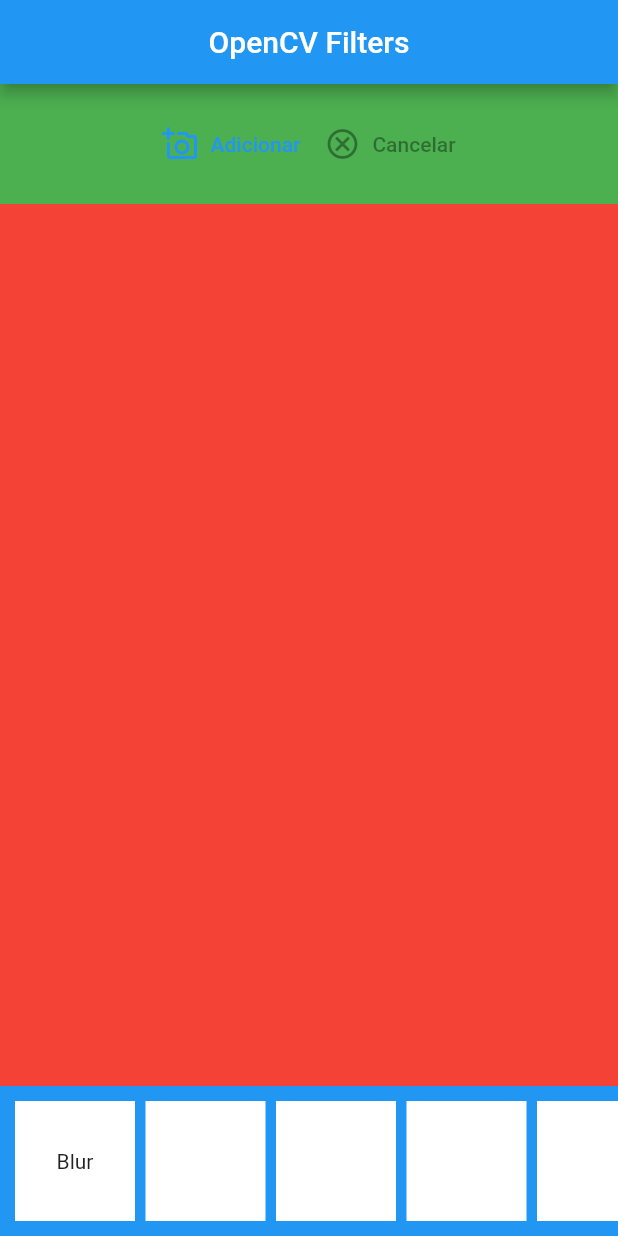
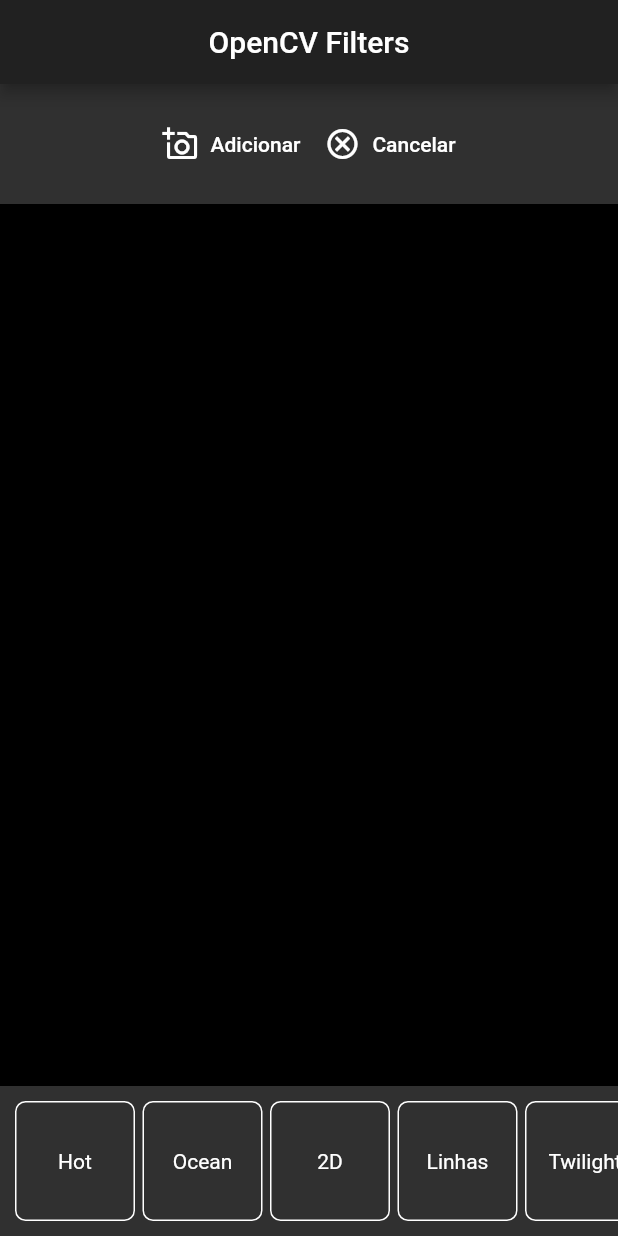
Before and after one commit to Gamebielo/Flutter_OpenCV_Filters, a Flutter app: the screen it shows after launch, on a phone screen of 412 x 824 dp. Run offline on Flutter 3.47's test engine with Material 2 defaults, Android fonts, the phone set to English and light mode, and no system bars; our stand-ins replace image_picker; missing offline and left inert: opencv.

Commit message:
Add Filters
• Adicionado mais filtros

```diff
--- a/lib/home.dart
+++ b/lib/home.dart
@@ -1,6 +1,7 @@
 import 'dart:io';
 
 import 'package:flutter/material.dart';
+import 'package:flutter_opencv/filters.dart';
 import 'package:image_picker/image_picker.dart';
 import 'package:opencv/core/core.dart';
 import 'package:opencv/opencv.dart';
@@ -14,25 +15,40 @@ class HomePage extends StatefulWidget {
 
 class _HomePageState extends State<HomePage> {
   final picker = ImagePicker();
-  File? file;
-  Image? image;
+  File? _file;
+  Image? _image;
+
+  List<FilterData> filters = [
+    FilterData(name: "Hot", filter: FilterUtils.applyHot),
+    FilterData(name: "Ocean", filter: FilterUtils.applyOcean),
+    FilterData(name: "2D", filter: FilterUtils.applyFilter2D),
+    FilterData(name: "Linhas", filter: FilterUtils.applyLines),
+    FilterData(name: "Twilight", filter: FilterUtils.applyTwilight),
+    FilterData(name: "Preto/Branco", filter: FilterUtils.applyThreshold),
+  ];
 
   getImagePicker() async {
     var pickedFile = await picker.pickImage(source: ImageSource.gallery);
     var tempFile = File(pickedFile!.path);
 
     setState(() {
-      file = tempFile;
-      image = Image.file(tempFile);
+      _file = tempFile;
+      _image = Image.file(tempFile);
     });
   }
 
   applyFilter() async {
-    var bytes = await file!.readAsBytes();
+    var bytes = await _file!.readAsBytes();
     var res = await ImgProc.blur(bytes, [45, 45], [20, 30], Core.borderReflect);
 
     setState(() {
-      image = Image.memory(res); // Criando imagem em memória
+      _image = Image.memory(res); // Criando imagem em memória
+    });
+  }
+
+  cancelFilter() {
+    setState(() {
+      _image = Image.file(_file!);
     });
   }
 
@@ -40,6 +56,7 @@ class _HomePageState extends State<HomePage> {
   Widget build(BuildContext context) {
     return Scaffold(
       appBar: AppBar(
+        backgroundColor: Colors.grey[900],
         centerTitle: true,
         title: Text("OpenCV Filters"),
       ),
@@ -47,7 +64,7 @@ class _HomePageState extends State<HomePage> {
         child: Column(
           children: [
             Container(
-              color: Colors.green,
+              color: Colors.grey[850],
               width: double.maxFinite, // Máximo tamanho permitido na tela...
               height: 80,
               child: Row(
@@ -55,14 +72,26 @@ class _HomePageState extends State<HomePage> {
                     MainAxisAlignment.center, // Alinhando a linha no centro
                 children: [
                   TextButton.icon(
-                    icon: Icon(Icons.add_a_photo_outlined),
-                    label: Text("Adicionar"),
+                    icon: Icon(
+                      Icons.add_a_photo_outlined,
+                      color: Colors.white,
+                    ),
+                    label: Text(
+                      "Adicionar",
+                      style: TextStyle(color: Colors.white),
+                    ),
                     onPressed: getImagePicker,
                   ),
                   TextButton.icon(
-                    icon: Icon(Icons.cancel_outlined),
-                    label: Text("Cancelar"),
-                    onPressed: null,
+                    icon: Icon(
+                      Icons.cancel_outlined,
+                      color: Colors.white,
+                    ),
+                    label: Text(
+                      "Cancelar",
+                      style: TextStyle(color: Colors.white),
+                    ),
+                    onPressed: cancelFilter,
                   )
                 ],
               ),
@@ -71,58 +100,42 @@ class _HomePageState extends State<HomePage> {
               // Para pegar o tamanho que sobrar da tela
               child: Container(
                 alignment: Alignment.center,
-                color: Colors.red,
-                child: image != null ? image : null,
+                color: Colors.black,
+                child: _image != null ? _image : null,
               ),
             ),
             Container(
-              color: Colors.blue,
+              color: Colors.grey[850],
               width: double.maxFinite, // Máximo tamanho permitido na tela...,
               height: 100,
               child: ListView(
                 scrollDirection: Axis.horizontal,
                 padding: EdgeInsets.all(10.0),
-                children: [
-                  GestureDetector(
-                    onTap: applyFilter,
+                children: filters.map((f) {
+                  return GestureDetector(
+                    onTap: () async {
+                      if (_file == null) return;
+
+                      var result = await f.filter(_file!);
+                      setState(() {
+                        _image = result;
+                      });
+                    },
                     child: Container(
-                      width: 80,
-                      height: 80,
-                      color: Colors.white,
-                      margin: EdgeInsets.only(right: 7.0),
-                      child: Center(child: Text("Blur")),
+                      width: 80.0,
+                      margin: EdgeInsets.only(right: 5),
+                      decoration: BoxDecoration(
+                          borderRadius: BorderRadius.circular(7.0),
+                          border: Border.all(color: Colors.white)),
+                      child: Center(
+                          child: Text(
+                        f.name,
+                        textAlign: TextAlign.center,
+                        style: TextStyle(color: Colors.white),
+                      )),
                     ),
-                  ),
-                  Container(
-                    width: 80,
-                    height: 80,
-                    color: Colors.white,
-                    margin: EdgeInsets.only(right: 7.0),
-                  ),
-                  Container(
-                    width: 80,
-                    height: 80,
-                    color: Colors.white,
-                    margin: EdgeInsets.only(right: 7.0),
-                  ),
-                  Container(
-                    width: 80,
-                    height: 80,
-                    color: Colors.white,
-                    margin: EdgeInsets.only(right: 7.0),
-                  ),
-                  Container(
-                    width: 80,
-                    height: 80,
-                    color: Colors.white,
-                    margin: EdgeInsets.only(right: 7.0),
-                  ),
-                  Container(
-                    width: 80,
-                    height: 80,
-                    color: Colors.white,
-                  ),
-                ],
+                  );
+                }).toList(),
               ),
             ),
           ],
@@ -130,8 +143,8 @@ class _HomePageState extends State<HomePage> {
       ),
     );
   }
-}
 
 // Scaffold permite montar a estrutura basica de uma tela
 // Container serve para agrupar widgets
 // ListView possui scroll
+}
--- a/lib/main.dart
+++ b/lib/main.dart
@@ -9,6 +9,7 @@ class MyApp extends StatelessWidget {
   @override
   Widget build(BuildContext context) {
     return MaterialApp(
+      debugShowCheckedModeBanner: false, // Retira o banner de debug
       title: 'Flutter Demo',
       theme: ThemeData(
         primarySwatch: Colors.blue,
```
Also changed, not shown: lib/filters.dart (added, +86 -0 lines).
